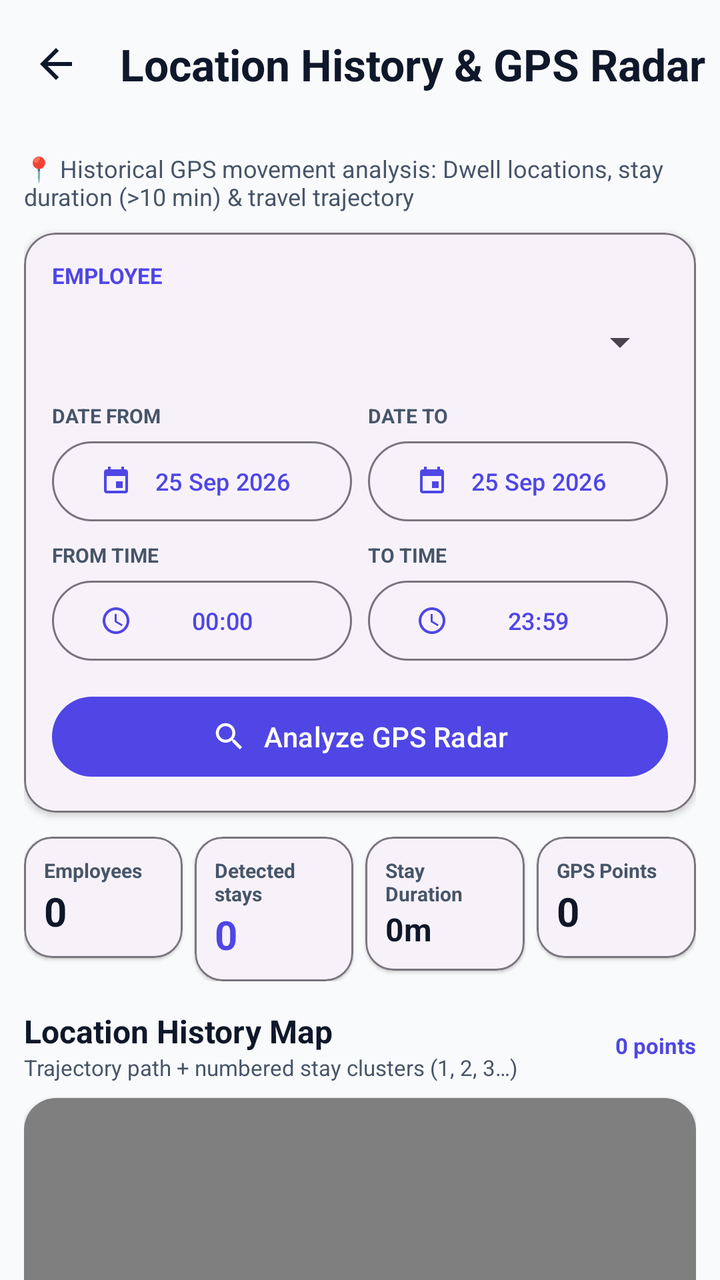
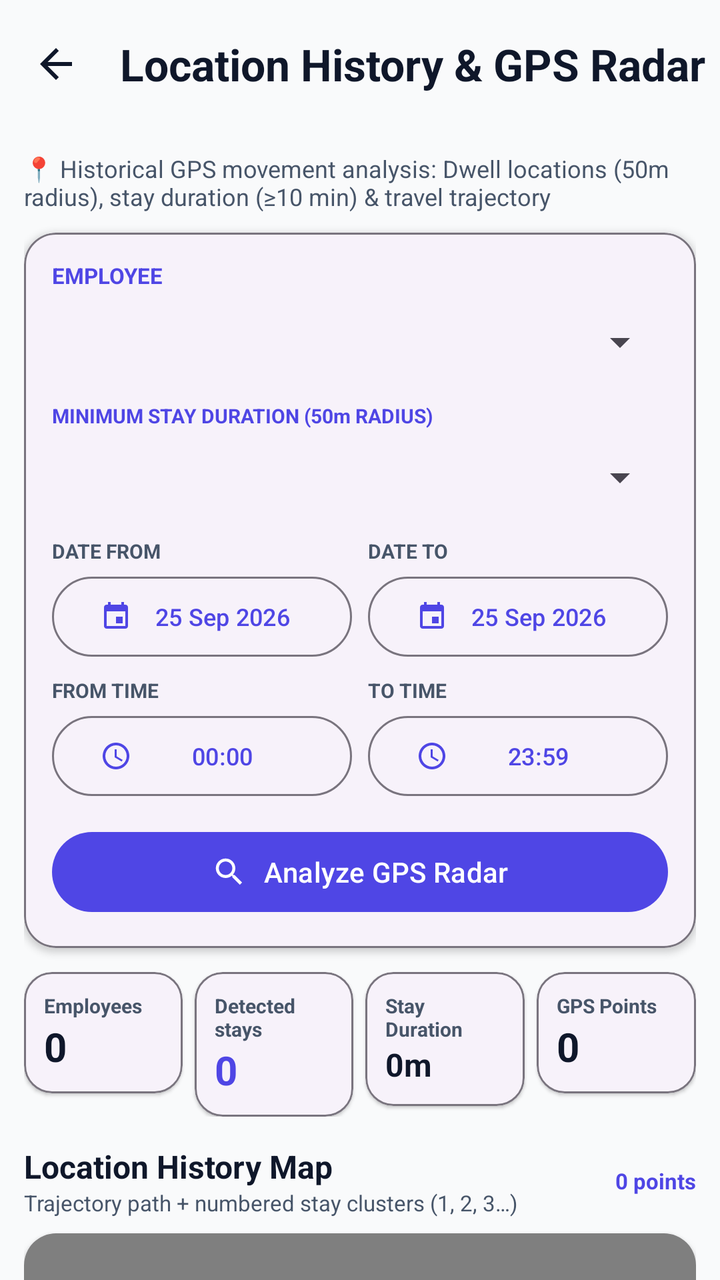

An Android layout rendered at two revisions. The XML below is the earlier revision; the diff shows what the commit changed to produce the second picture.
<!-- AndroidManifest.xml: application theme Theme.Biometric -->
<!-- res/layout/activity_location_stays.xml -->
<?xml version="1.0" encoding="utf-8"?>
<androidx.coordinatorlayout.widget.CoordinatorLayout xmlns:android="http://schemas.android.com/apk/res/android"
    xmlns:app="http://schemas.android.com/apk/res-auto"
    android:layout_width="match_parent"
    android:layout_height="match_parent"
    android:background="?attr/colorSurface">

    <LinearLayout
        android:layout_width="match_parent"
        android:layout_height="match_parent"
        android:orientation="vertical">

        <com.google.android.material.appbar.MaterialToolbar
            android:id="@+id/toolbar"
            style="@style/Widget.App.Toolbar"
            android:layout_width="match_parent"
            android:layout_height="?attr/actionBarSize"
            app:navigationIcon="@drawable/ic_back"
            app:title="Location History &amp; GPS Radar" />

        <androidx.core.widget.NestedScrollView
            android:layout_width="match_parent"
            android:layout_height="0dp"
            android:layout_weight="1"
            android:fillViewport="true">

            <LinearLayout
                android:layout_width="match_parent"
                android:layout_height="wrap_content"
                android:orientation="vertical"
                android:padding="12dp">

                
                <TextView
                    android:layout_width="match_parent"
                    android:layout_height="wrap_content"
                    android:text="📍 Historical GPS movement analysis: Dwell locations, stay duration (>10 min) &amp; travel trajectory"
                    android:textSize="12sp"
                    android:textColor="?attr/colorOnSurfaceVariant" />

                
                <com.google.android.material.card.MaterialCardView
                    android:layout_width="match_parent"
                    android:layout_height="wrap_content"
                    android:layout_marginTop="10dp"
                    app:cardCornerRadius="16dp"
                    app:cardElevation="2dp"
                    app:strokeWidth="1dp"
                    app:strokeColor="?attr/colorOutline">

                    <LinearLayout
                        android:layout_width="match_parent"
                        android:layout_height="wrap_content"
                        android:orientation="vertical"
                        android:padding="14dp">

                        <TextView
                            android:layout_width="wrap_content"
                            android:layout_height="wrap_content"
                            android:text="EMPLOYEE"
                            android:textStyle="bold"
                            android:textSize="11sp"
                            android:textColor="?attr/colorPrimary" />

                        <Spinner
                            android:id="@+id/spnEmployee"
                            android:layout_width="match_parent"
                            android:layout_height="44dp"
                            android:layout_marginTop="4dp" />

                        
                        <LinearLayout
                            android:layout_width="match_parent"
                            android:layout_height="wrap_content"
                            android:layout_marginTop="8dp"
                            android:orientation="horizontal">

                            <LinearLayout
                                android:layout_width="0dp"
                                android:layout_height="wrap_content"
                                android:layout_weight="1"
                                android:orientation="vertical">

                                <TextView
                                    android:layout_width="wrap_content"
                                    android:layout_height="wrap_content"
                                    android:text="DATE FROM"
                                    android:textStyle="bold"
                                    android:textSize="10sp"
                                    android:textColor="?attr/colorOnSurfaceVariant" />

                                <com.google.android.material.button.MaterialButton
                                    android:id="@+id/btnDateFrom"
                                    style="@style/Widget.Material3.Button.OutlinedButton"
                                    android:layout_width="match_parent"
                                    android:layout_height="wrap_content"
                                    android:layout_marginTop="2dp"
                                    android:textSize="12sp"
                                    android:text="25 Sep 2026"
                                    app:icon="@drawable/ic_calendar"
                                    app:iconSize="16dp" />
                            </LinearLayout>

                            <Space android:layout_width="8dp" android:layout_height="1dp" />

                            <LinearLayout
                                android:layout_width="0dp"
                                android:layout_height="wrap_content"
                                android:layout_weight="1"
                                android:orientation="vertical">

                                <TextView
                                    android:layout_width="wrap_content"
                                    android:layout_height="wrap_content"
                                    android:text="DATE TO"
                                    android:textStyle="bold"
                                    android:textSize="10sp"
                                    android:textColor="?attr/colorOnSurfaceVariant" />

                                <com.google.android.material.button.MaterialButton
                                    android:id="@+id/btnDateTo"
                                    style="@style/Widget.Material3.Button.OutlinedButton"
                                    android:layout_width="match_parent"
                                    android:layout_height="wrap_content"
                                    android:layout_marginTop="2dp"
                                    android:textSize="12sp"
                                    android:text="25 Sep 2026"
                                    app:icon="@drawable/ic_calendar"
                                    app:iconSize="16dp" />
                            </LinearLayout>
                        </LinearLayout>

                        
                        <LinearLayout
                            android:layout_width="match_parent"
                            android:layout_height="wrap_content"
                            android:layout_marginTop="6dp"
                            android:orientation="horizontal">

                            <LinearLayout
                                android:layout_width="0dp"
                                android:layout_height="wrap_content"
                                android:layout_weight="1"
                                android:orientation="vertical">

                                <TextView
                                    android:layout_width="wrap_content"
                                    android:layout_height="wrap_content"
                                    android:text="FROM TIME"
                                    android:textStyle="bold"
                                    android:textSize="10sp"
                                    android:textColor="?attr/colorOnSurfaceVariant" />

                                <com.google.android.material.button.MaterialButton
                                    android:id="@+id/btnTimeFrom"
                                    style="@style/Widget.Material3.Button.OutlinedButton"
                                    android:layout_width="match_parent"
                                    android:layout_height="wrap_content"
                                    android:layout_marginTop="2dp"
                                    android:textSize="12sp"
                                    android:text="00:00"
                                    app:icon="@drawable/ic_clock"
                                    app:iconSize="16dp" />
                            </LinearLayout>

                            <Space android:layout_width="8dp" android:layout_height="1dp" />

                            <LinearLayout
                                android:layout_width="0dp"
                                android:layout_height="wrap_content"
                                android:layout_weight="1"
                                android:orientation="vertical">

                                <TextView
                                    android:layout_width="wrap_content"
                                    android:layout_height="wrap_content"
                                    android:text="TO TIME"
                                    android:textStyle="bold"
                                    android:textSize="10sp"
                                    android:textColor="?attr/colorOnSurfaceVariant" />

                                <com.google.android.material.button.MaterialButton
                                    android:id="@+id/btnTimeTo"
                                    style="@style/Widget.Material3.Button.OutlinedButton"
                                    android:layout_width="match_parent"
                                    android:layout_height="wrap_content"
                                    android:layout_marginTop="2dp"
                                    android:textSize="12sp"
                                    android:text="23:59"
                                    app:icon="@drawable/ic_clock"
                                    app:iconSize="16dp" />
                            </LinearLayout>
                        </LinearLayout>

                        
                        <com.google.android.material.button.MaterialButton
                            android:id="@+id/btnSearchRadar"
                            style="@style/Widget.Material3.Button"
                            android:layout_width="match_parent"
                            android:layout_height="wrap_content"
                            android:layout_marginTop="10dp"
                            android:text="Analyze GPS Radar"
                            app:icon="@drawable/ic_search"
                            app:iconGravity="textStart" />
                    </LinearLayout>
                </com.google.android.material.card.MaterialCardView>

                
                <LinearLayout
                    android:layout_width="match_parent"
                    android:layout_height="wrap_content"
                    android:layout_marginTop="12dp"
                    android:orientation="horizontal">

                    
                    <com.google.android.material.card.MaterialCardView
                        android:layout_width="0dp"
                        android:layout_height="wrap_content"
                        android:layout_weight="1"
                        app:cardCornerRadius="14dp"
                        app:cardElevation="1dp"
                        app:strokeWidth="1dp"
                        app:strokeColor="?attr/colorOutline">
                        <LinearLayout
                            android:layout_width="match_parent"
                            android:layout_height="wrap_content"
                            android:orientation="vertical"
                            android:padding="10dp">
                            <TextView
                                android:layout_width="wrap_content"
                                android:layout_height="wrap_content"
                                android:text="Employees"
                                android:textSize="10sp"
                                android:textStyle="bold"
                                android:textColor="?attr/colorOnSurfaceVariant" />
                            <TextView
                                android:id="@+id/tvMetricEmployees"
                                android:layout_width="wrap_content"
                                android:layout_height="wrap_content"
                                android:text="0"
                                android:textSize="20sp"
                                android:textStyle="bold"
                                android:textColor="?attr/colorOnSurface" />
                        </LinearLayout>
                    </com.google.android.material.card.MaterialCardView>

                    <Space android:layout_width="6dp" android:layout_height="1dp" />

                    
                    <com.google.android.material.card.MaterialCardView
                        android:layout_width="0dp"
                        android:layout_height="wrap_content"
                        android:layout_weight="1"
                        app:cardCornerRadius="14dp"
                        app:cardElevation="1dp"
                        app:strokeWidth="1dp"
                        app:strokeColor="?attr/colorOutline">
                        <LinearLayout
                            android:layout_width="match_parent"
                            android:layout_height="wrap_content"
                            android:orientation="vertical"
                            android:padding="10dp">
                            <TextView
                                android:layout_width="wrap_content"
                                android:layout_height="wrap_content"
                                android:text="Detected stays"
                                android:textSize="10sp"
                                android:textStyle="bold"
                                android:textColor="?attr/colorOnSurfaceVariant" />
                            <TextView
                                android:id="@+id/tvMetricStays"
                                android:layout_width="wrap_content"
                                android:layout_height="wrap_content"
                                android:text="0"
                                android:textSize="20sp"
                                android:textStyle="bold"
                                android:textColor="?attr/colorPrimary" />
                        </LinearLayout>
                    </com.google.android.material.card.MaterialCardView>

                    <Space android:layout_width="6dp" android:layout_height="1dp" />

                    
                    <com.google.android.material.card.MaterialCardView
                        android:layout_width="0dp"
                        android:layout_height="wrap_content"
                        android:layout_weight="1"
                        app:cardCornerRadius="14dp"
                        app:cardElevation="1dp"
                        app:strokeWidth="1dp"
                        app:strokeColor="?attr/colorOutline">
                        <LinearLayout
                            android:layout_width="match_parent"
                            android:layout_height="wrap_content"
                            android:orientation="vertical"
                            android:padding="10dp">
                            <TextView
                                android:layout_width="wrap_content"
                                android:layout_height="wrap_content"
                                android:text="Stay Duration"
                                android:textSize="10sp"
                                android:textStyle="bold"
                                android:textColor="?attr/colorOnSurfaceVariant" />
                            <TextView
                                android:id="@+id/tvMetricTotalStay"
                                android:layout_width="wrap_content"
                                android:layout_height="wrap_content"
                                android:text="0m"
                                android:textSize="16sp"
                                android:textStyle="bold"
                                android:textColor="?attr/colorOnSurface" />
                        </LinearLayout>
                    </com.google.android.material.card.MaterialCardView>

                    <Space android:layout_width="6dp" android:layout_height="1dp" />

                    
                    <com.google.android.material.card.MaterialCardView
                        android:layout_width="0dp"
                        android:layout_height="wrap_content"
                        android:layout_weight="1"
                        app:cardCornerRadius="14dp"
                        app:cardElevation="1dp"
                        app:strokeWidth="1dp"
                        app:strokeColor="?attr/colorOutline">
                        <LinearLayout
                            android:layout_width="match_parent"
                            android:layout_height="wrap_content"
                            android:orientation="vertical"
                            android:padding="10dp">
                            <TextView
                                android:layout_width="wrap_content"
                                android:layout_height="wrap_content"
                                android:text="GPS Points"
                                android:textSize="10sp"
                                android:textStyle="bold"
                                android:textColor="?attr/colorOnSurfaceVariant" />
                            <TextView
                                android:id="@+id/tvMetricPoints"
                                android:layout_width="wrap_content"
                                android:layout_height="wrap_content"
                                android:text="0"
                                android:textSize="20sp"
                                android:textStyle="bold"
                                android:textColor="?attr/colorOnSurface" />
                        </LinearLayout>
                    </com.google.android.material.card.MaterialCardView>
                </LinearLayout>

                
                <LinearLayout
                    android:layout_width="match_parent"
                    android:layout_height="wrap_content"
                    android:layout_marginTop="14dp"
                    android:orientation="horizontal"
                    android:gravity="center_vertical">
                    <LinearLayout
                        android:layout_width="0dp"
                        android:layout_height="wrap_content"
                        android:layout_weight="1"
                        android:orientation="vertical">
                        <TextView
                            android:layout_width="match_parent"
                            android:layout_height="wrap_content"
                            android:text="Location History Map"
                            android:textStyle="bold"
                            android:textSize="16sp"
                            android:textColor="?attr/colorOnSurface" />
                        <TextView
                            android:layout_width="match_parent"
                            android:layout_height="wrap_content"
                            android:text="Trajectory path + numbered stay clusters (1, 2, 3…)"
                            android:textSize="11sp"
                            android:textColor="?attr/colorOnSurfaceVariant" />
                    </LinearLayout>
                    <TextView
                        android:id="@+id/tvMapPointsBadge"
                        android:layout_width="wrap_content"
                        android:layout_height="wrap_content"
                        android:text="0 points"
                        android:textSize="11sp"
                        android:textStyle="bold"
                        android:textColor="?attr/colorPrimary" />
                </LinearLayout>

                <com.google.android.material.card.MaterialCardView
                    android:layout_width="match_parent"
                    android:layout_height="320dp"
                    android:layout_marginTop="8dp"
                    app:cardCornerRadius="16dp"
                    app:cardElevation="3dp">
                    <org.osmdroid.views.MapView
                        android:id="@+id/historyMapView"
                        android:layout_width="match_parent"
                        android:layout_height="match_parent" />
                </com.google.android.material.card.MaterialCardView>

                
                <LinearLayout
                    android:layout_width="match_parent"
                    android:layout_height="wrap_content"
                    android:layout_marginTop="14dp"
                    android:orientation="horizontal"
                    android:gravity="center_vertical">
                    <LinearLayout
                        android:layout_width="0dp"
                        android:layout_height="wrap_content"
                        android:layout_weight="1"
                        android:orientation="vertical">
                        <TextView
                            android:layout_width="match_parent"
                            android:layout_height="wrap_content"
                            android:text="Detected Stayed Locations"
                            android:textStyle="bold"
                            android:textSize="16sp"
                            android:textColor="?attr/colorOnSurface" />
                        <TextView
                            android:layout_width="match_parent"
                            android:layout_height="wrap_content"
                            android:text="More than 10 minutes within approximately 10 metres"
                            android:textSize="11sp"
                            android:textColor="?attr/colorOnSurfaceVariant" />
                    </LinearLayout>
                    <TextView
                        android:id="@+id/tvStaysCountBadge"
                        android:layout_width="wrap_content"
                        android:layout_height="wrap_content"
                        android:text="0 stays"
                        android:textSize="11sp"
                        android:textStyle="bold"
                        android:textColor="?attr/colorPrimary" />
                </LinearLayout>

                
                <ProgressBar
                    android:id="@+id/progressBarStays"
                    android:layout_width="wrap_content"
                    android:layout_height="wrap_content"
                    android:layout_gravity="center"
                    android:layout_marginTop="16dp"
                    android:visibility="gone" />

                
                <androidx.recyclerview.widget.RecyclerView
                    android:id="@+id/rvStays"
                    android:layout_width="match_parent"
                    android:layout_height="wrap_content"
                    android:layout_marginTop="8dp"
                    android:nestedScrollingEnabled="false" />

                <TextView
                    android:id="@+id/tvNoStays"
                    android:layout_width="match_parent"
                    android:layout_height="wrap_content"
                    android:padding="20dp"
                    android:gravity="center"
                    android:text="No qualifying >10-minute stays found for the selected filters."
                    android:textSize="13sp"
                    android:textColor="?attr/colorOnSurfaceVariant" />

            </LinearLayout>
        </androidx.core.widget.NestedScrollView>
    </LinearLayout>
</androidx.coordinatorlayout.widget.CoordinatorLayout>
<!-- resources referenced by this layout -->
<resources>
  <!-- drawable ic_back (drawable) -->
  <vector xmlns:android="http://schemas.android.com/apk/res/android"
      android:width="24dp"
      android:height="24dp"
      android:viewportWidth="24"
      android:viewportHeight="24"
      android:tint="?attr/colorControlNormal">
    <path
        android:fillColor="@android:color/white"
        android:pathData="M20,11H7.83l5.59,-5.59L12,4l-8,8 8,8 1.41,-1.41L7.83,13H20v-2z"/>
  </vector>
  <!-- drawable ic_calendar (drawable) -->
  <vector xmlns:android="http://schemas.android.com/apk/res/android"
      android:width="24dp"
      android:height="24dp"
      android:viewportWidth="24"
      android:viewportHeight="24"
      android:tint="?attr/colorControlNormal">
    <path
        android:fillColor="@android:color/white"
        android:pathData="M17,12h-5v5h5v-5zM16,1v2L8,3L8,1L6,1v2L5,3c-1.11,0 -1.99,0.9 -1.99,2L3,19c0,1.1 0.89,2 2,2h14c1.1,0 2,-0.9 2,-2L21,5c0,-1.1 -0.9,-2 -2,-2h-1L18,1h-2zM19,19L5,19L5,8h14v11z"/>
  </vector>
  <!-- drawable ic_clock (drawable) -->
  <vector xmlns:android="http://schemas.android.com/apk/res/android"
      android:width="24dp"
      android:height="24dp"
      android:viewportWidth="24"
      android:viewportHeight="24"
      android:tint="?attr/colorControlNormal">
      <path
          android:fillColor="@android:color/white"
          android:pathData="M11.99,2C6.47,2 2,6.48 2,12s4.47,10 9.99,10C17.52,22 22,17.52 22,12S17.52,2 11.99,2zM12,20c-4.42,0 -8,-3.58 -8,-8s3.58,-8 8,-8 8,3.58 8,8 -3.58,8 -8,8zM12.5,7H11v6l5.25,3.15 0.75,-1.23 -4.5,-2.67z"/>
  </vector>
  <!-- drawable ic_search (drawable) -->
  <vector xmlns:android="http://schemas.android.com/apk/res/android"
      android:width="24dp"
      android:height="24dp"
      android:viewportWidth="24"
      android:viewportHeight="24">
      <path
          android:fillColor="@android:color/white"
          android:pathData="M15.5,14h-0.79l-0.28,-0.27C15.41,12.59 16,11.11 16,9.5 16,5.91 13.09,3 9.5,3S3,5.91 3,9.5 5.91,16 9.5,16c1.61,0 3.09,-0.59 4.23,-1.57l0.27,0.28v0.79l5,4.99L20.49,19l-4.99,-5zM9.5,14C7.01,14 5,11.99 5,9.5S7.01,5 9.5,5 14,7.01 14,9.5 11.99,14 9.5,14z" />
  </vector>
  <style name="Widget.App.Toolbar" parent="Widget.Material3.Toolbar.OnSurface">
          <item name="titleTextAppearance">@style/TextAppearance.App.ToolbarTitle</item>
      </style>
  <style name="TextAppearance.App.ToolbarTitle" parent="TextAppearance.Material3.TitleLarge">
          <item name="android:textStyle">bold</item>
      </style>
  <color name="colorPrimary">#4F46E5</color>
  <color name="colorPrimaryDark">#4338CA</color>
  <color name="colorAccent">#F43F5E</color>
  <color name="window_background">#F9FAFB</color>
  <color name="text_primary">#0F172A</color>
  <color name="colorSurfaceVariant">#F3F4F6</color>
  <color name="text_secondary">#475569</color>
  <color name="red">#EF4444</color>
  <color name="outline">#79747E</color>
  <color name="outline_variant">#CAC4D0</color>
  <style name="Widget.App.CardView" parent="Widget.Material3.CardView.Elevated">
          <item name="cardCornerRadius">16dp</item>
          <item name="cardElevation">4dp</item>
      </style>
  <!-- unchanged entries left out for length: 1 -->
</resources>

<!-- the commit's change to res/layout/activity_location_stays.xml (unified diff, before → after) -->
@@ -1,6 +1,7 @@
 <?xml version="1.0" encoding="utf-8"?>
 <androidx.coordinatorlayout.widget.CoordinatorLayout xmlns:android="http://schemas.android.com/apk/res/android"
     xmlns:app="http://schemas.android.com/apk/res-auto"
+    android:id="@+id/clLocationStaysRoot"
     android:layout_width="match_parent"
     android:layout_height="match_parent"
     android:background="?attr/colorSurface">
@@ -10,13 +11,22 @@
         android:layout_height="match_parent"
         android:orientation="vertical">
 
-        <com.google.android.material.appbar.MaterialToolbar
-            android:id="@+id/toolbar"
-            style="@style/Widget.App.Toolbar"
+        <com.google.android.material.appbar.AppBarLayout
+            android:id="@+id/appBar"
             android:layout_width="match_parent"
-            android:layout_height="?attr/actionBarSize"
-            app:navigationIcon="@drawable/ic_back"
-            app:title="Location History &amp; GPS Radar" />
+            android:layout_height="wrap_content"
+            android:background="?attr/colorSurface"
+            android:fitsSystemWindows="false"
+            app:elevation="2dp">
+
+            <com.google.android.material.appbar.MaterialToolbar
+                android:id="@+id/toolbar"
+                style="@style/Widget.App.Toolbar"
+                android:layout_width="match_parent"
+                android:layout_height="?attr/actionBarSize"
+                app:navigationIcon="@drawable/ic_back"
+                app:title="Location History &amp; GPS Radar" />
+        </com.google.android.material.appbar.AppBarLayout>
 
         <androidx.core.widget.NestedScrollView
             android:layout_width="match_parent"
@@ -34,7 +44,7 @@
                 <TextView
                     android:layout_width="match_parent"
                     android:layout_height="wrap_content"
-                    android:text="📍 Historical GPS movement analysis: Dwell locations, stay duration (>10 min) &amp; travel trajectory"
+                    android:text="📍 Historical GPS movement analysis: Dwell locations (50m radius), stay duration (≥10 min) &amp; travel trajectory"
                     android:textSize="12sp"
                     android:textColor="?attr/colorOnSurfaceVariant" />
 
@@ -67,6 +77,28 @@
                             android:layout_width="match_parent"
                             android:layout_height="44dp"
                             android:layout_marginTop="4dp" />
+
+                        
+                        <LinearLayout
+                            android:layout_width="match_parent"
+                            android:layout_height="wrap_content"
+                            android:layout_marginTop="8dp"
+                            android:orientation="vertical">
+
+                            <TextView
+                                android:layout_width="wrap_content"
+                                android:layout_height="wrap_content"
+                                android:text="MINIMUM STAY DURATION (50m RADIUS)"
+                                android:textStyle="bold"
+                                android:textSize="10sp"
+                                android:textColor="?attr/colorPrimary" />
+
+                            <Spinner
+                                android:id="@+id/spnMinDuration"
+                                android:layout_width="match_parent"
+                                android:layout_height="44dp"
+                                android:layout_marginTop="2dp" />
+                        </LinearLayout>
 
                         
                         <LinearLayout
@@ -410,14 +442,14 @@
                         <TextView
                             android:layout_width="match_parent"
                             android:layout_height="wrap_content"
-                            android:text="Detected Stayed Locations"
+                            android:text="Detected Stayed Locations (≥ 10m)"
                             android:textStyle="bold"
                             android:textSize="16sp"
                             android:textColor="?attr/colorOnSurface" />
                         <TextView
                             android:layout_width="match_parent"
                             android:layout_height="wrap_content"
-                            android:text="More than 10 minutes within approximately 10 metres"
+                            android:text="Employee stayed within 50-metre radius for 10 minutes or longer"
                             android:textSize="11sp"
                             android:textColor="?attr/colorOnSurfaceVariant" />
                     </LinearLayout>
